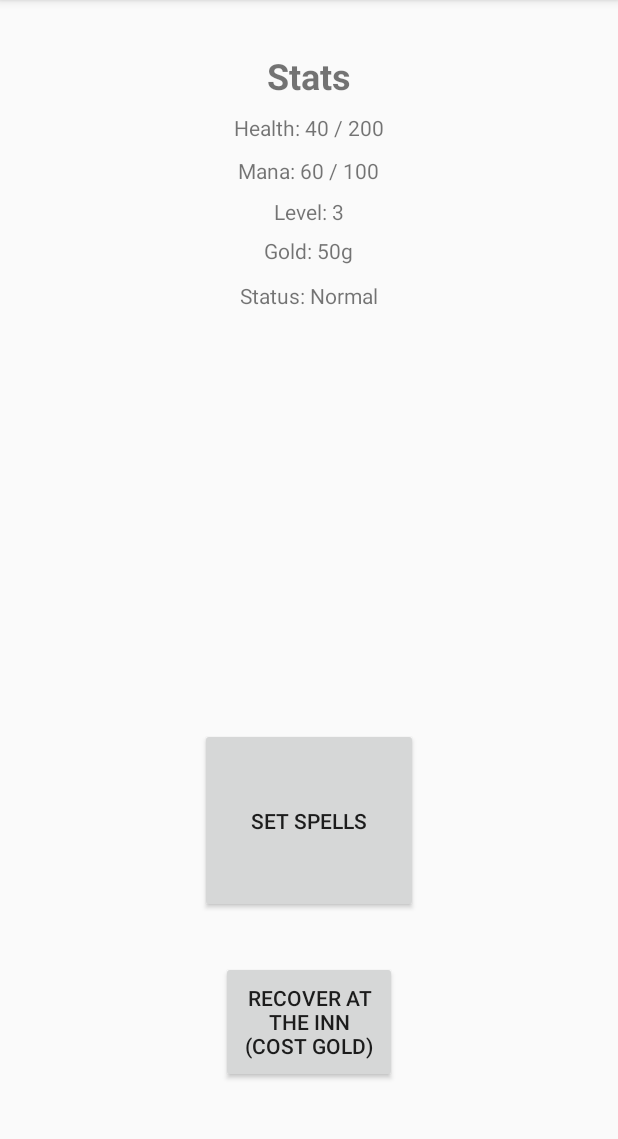
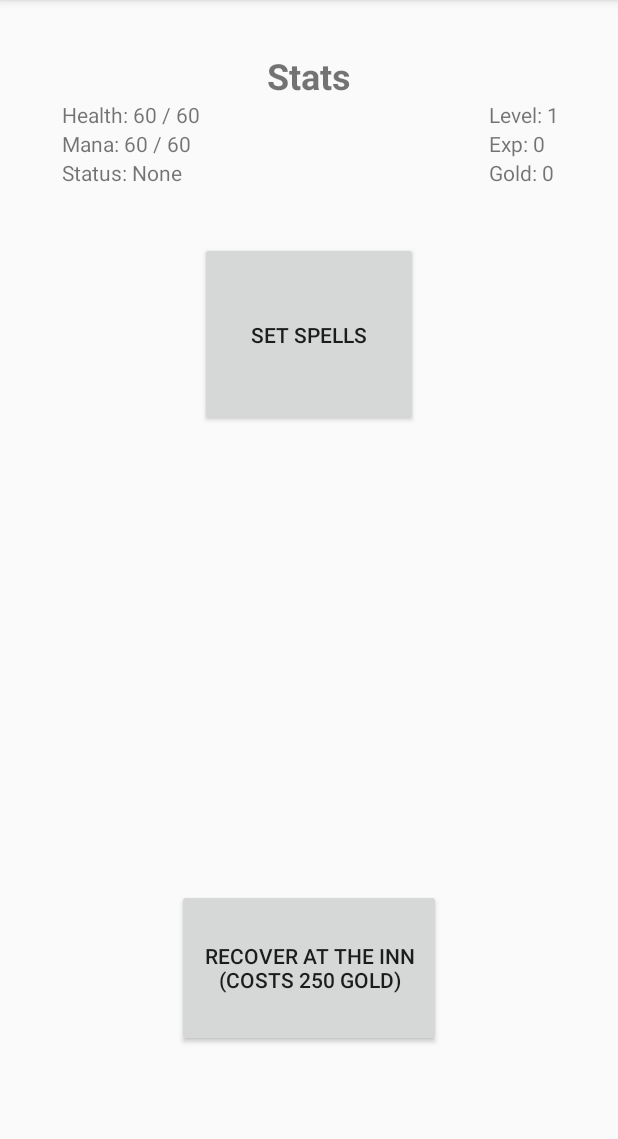
Before and after one commit to dylanalvarez1/RuneMaster, an Android app: the screen it shows after launch (AboutActivity), after a tap on "ABOUT", on a phone screen of 412 x 824 dp, the part 84-1223 px from its top. Run offline under Robolectric (Android 15) with nearby library versions, the phone set to English and light mode, and no system bars.

Commit message:
add more spells

```diff
--- a/app/src/main/java/com/example/geeksquad/midtermproject/AboutActivity.java
+++ b/app/src/main/java/com/example/geeksquad/midtermproject/AboutActivity.java
@@ -1,13 +1,58 @@
 package com.example.geeksquad.midtermproject;
 
+import android.content.Intent;
+import android.os.Handler;
 import android.support.v7.app.AppCompatActivity;
 import android.os.Bundle;
+import android.view.View;
+import android.widget.TextView;
 
 public class AboutActivity  extends ClosableActivity {
+    TextView playerHealth;
+    TextView playerLevel;
+    TextView playerMana;
+    TextView playerStatus;
+    TextView playerExp;
+    TextView playerGold;
+
 
     @Override
     protected void onCreate(Bundle savedInstanceState) {
         super.onCreate(savedInstanceState);
         setContentView(R.layout.activity_about);
+        findElements();
+        updateStats();
+    }
+
+    public void onSetSpells(View view) {
+        Intent i = new Intent(getBaseContext(), SetSpellActivity.class);
+        startActivity(i);
+    }
+
+    public void onRecoverAtIn(View view) {
+        if(SearchingActivity.player.gold - 250 >= 0) {
+            SearchingActivity.player.gold -= 250;
+            SearchingActivity.player.health = SearchingActivity.player.maxHealth;
+            SearchingActivity.player.mana = SearchingActivity.player.maxMana;
+            updateStats();
+        }
+    }
+
+    void findElements() {
+        playerHealth = findViewById(R.id.playerHealth);
+        playerLevel = findViewById(R.id.playerLevel);
+        playerMana = findViewById(R.id.playerMana);
+        playerStatus = findViewById(R.id.playerStatus);
+        playerExp = findViewById(R.id.playerExp);
+        playerGold = findViewById(R.id.playerGold);
+    }
+
+    void updateStats() { //update health, mana, status of enemy and player
+        playerHealth.setText("Health: " + Integer.toString(SearchingActivity.player.health) + " / " + Integer.toString(SearchingActivity.player.maxHealth));
+        playerMana.setText("Mana: " + Integer.toString(SearchingActivity.player.mana) + " / " + Integer.toString(SearchingActivity.player.maxMana));
+        playerStatus.setText("Status: " + SearchingActivity.player.status);
+        playerLevel.setText("Level: " + SearchingActivity.player.level);
+        playerGold.setText("Gold: " + SearchingActivity.player.gold);
+        playerExp.setText("Exp: " + SearchingActivity.player.exp);
     }
 }
--- a/app/src/main/java/com/example/geeksquad/midtermproject/LifeForm.java
+++ b/app/src/main/java/com/example/geeksquad/midtermproject/LifeForm.java
@@ -6,6 +6,10 @@ import java.util.Collection;
 public class LifeForm {
     public int health, mana, maxHealth, level, damage, def;
     public String name, status, type;
+    public int physicalMod;
+    public int accuracyMod;
+    public int defenseMod;
+    public int spellMod;
     public ArrayList<Spell> mySpells = new ArrayList<Spell>(3);
     public Spell loadedSpell = null;
 
@@ -18,6 +22,11 @@ public class LifeForm {
         this.def = def;
         this.status = status;
         this.type = type;
+
+        this.physicalMod = 1;
+        this.accuracyMod = 1;
+        this.defenseMod = 1;
+        this.spellMod = 1;
 
 
     }
@@ -57,8 +66,15 @@ public class LifeForm {
         return mySpells.get(index);
     }
 
+    public void clearModifiers() {
+        this.physicalMod = 1;
+        this.accuracyMod = 1;
+        this.defenseMod = 1;
+    }
+
     public void deathEvent() {
-        SearchingActivity.player.exp += this.level * 101;
+        SearchingActivity.player.exp += this.level * 10;
+        SearchingActivity.player.gold += this.level * 50;
     }
 
 }
--- a/app/src/main/java/com/example/geeksquad/midtermproject/SearchingActivity.java
+++ b/app/src/main/java/com/example/geeksquad/midtermproject/SearchingActivity.java
@@ -17,7 +17,7 @@ public class SearchingActivity  extends ClosableActivity {
         super.onCreate(savedInstanceState);
         setContentView(R.layout.activity_searching);
 
-        player = new Player("Player",60, 30, 1,100, 8, 0, "None", "Human");
+        player = new Player("Player",60, 60, 1,100, 8, 0, "None", "Human");
         fireball = new Spell("Fireball", "fire", 1, "burned");
         frostbolt = new Spell("Frostbolt", "ice", 1, "freezed");
         lightning = new Spell("Lightning", "electric", 1, "shocked");
--- a/app/src/main/res/layout/activity_about.xml
+++ b/app/src/main/res/layout/activity_about.xml
@@ -7,39 +7,38 @@
     tools:context=".AboutActivity">
 
     <TextView
-        android:id="@+id/textView12"
+        android:id="@+id/playerHealth"
         android:layout_width="wrap_content"
         android:layout_height="wrap_content"
-        android:layout_alignParentTop="true"
-        android:layout_centerHorizontal="true"
-        android:layout_marginTop="75dp"
+        android:layout_alignTop="@+id/playerLevel"
+        android:layout_toStartOf="@+id/button8"
         android:text="Health: 40 / 200" />
 
     <TextView
-        android:id="@+id/textView14"
+        android:id="@+id/playerMana"
         android:layout_width="wrap_content"
         android:layout_height="wrap_content"
-        android:layout_alignParentTop="true"
-        android:layout_centerHorizontal="true"
-        android:layout_marginTop="104dp"
+        android:layout_alignStart="@+id/playerHealth"
+        android:layout_below="@+id/playerHealth"
         android:text="Mana: 60 / 100" />
 
     <TextView
-        android:id="@+id/textView15"
+        android:id="@+id/playerLevel"
         android:layout_width="wrap_content"
         android:layout_height="wrap_content"
-        android:layout_alignParentTop="true"
-        android:layout_centerHorizontal="true"
-        android:layout_marginTop="131dp"
+        android:layout_alignParentEnd="true"
+        android:layout_below="@+id/textView16"
+        android:layout_marginEnd="39dp"
         android:text="Level: 3" />
 
     <Button
         android:id="@+id/button8"
         android:layout_width="145dp"
         android:layout_height="123dp"
-        android:layout_alignParentBottom="true"
+        android:layout_alignParentTop="true"
         android:layout_centerHorizontal="true"
-        android:layout_marginBottom="159dp"
+        android:layout_marginTop="161dp"
+        android:onClick="onSetSpells"
         android:text="Set Spells" />
 
     <TextView
@@ -54,29 +53,36 @@
         android:textStyle="bold" />
 
     <TextView
-        android:id="@+id/textView17"
+        android:id="@+id/playerStatus"
         android:layout_width="wrap_content"
         android:layout_height="wrap_content"
-        android:layout_alignParentTop="true"
-        android:layout_centerHorizontal="true"
-        android:layout_marginTop="187dp"
+        android:layout_alignStart="@+id/playerHealth"
+        android:layout_below="@+id/playerMana"
         android:text="Status: Normal" />
 
     <TextView
-        android:id="@+id/textView18"
+        android:id="@+id/playerGold"
         android:layout_width="wrap_content"
         android:layout_height="wrap_content"
-        android:layout_alignParentTop="true"
-        android:layout_centerHorizontal="true"
-        android:layout_marginTop="157dp"
+        android:layout_alignStart="@+id/playerLevel"
+        android:layout_below="@+id/playerMana"
         android:text="Gold: 50g" />
 
     <Button
         android:id="@+id/button9"
-        android:layout_width="117dp"
-        android:layout_height="81dp"
+        android:layout_width="176dp"
+        android:layout_height="105dp"
         android:layout_alignParentBottom="true"
         android:layout_centerHorizontal="true"
-        android:layout_marginBottom="46dp"
-        android:text="Recover at the inn (cost gold)" />
+        android:layout_marginBottom="70dp"
+        android:onClick="onRecoverAtIn"
+        android:text="Recover at the inn (costs 250 gold)" />
+
+    <TextView
+        android:id="@+id/playerExp"
+        android:layout_width="wrap_content"
+        android:layout_height="wrap_content"
+        android:layout_alignStart="@+id/playerLevel"
+        android:layout_alignTop="@+id/playerMana"
+        android:text="Exp: 50" />
 </RelativeLayout>
```
Also changed, not shown: app/src/main/java/com/example/geeksquad/midtermproject/BattleActivity.java (+5 -2 lines), app/src/main/java/com/example/geeksquad/midtermproject/Player.java (+14 -6 lines), app/src/main/java/com/example/geeksquad/midtermproject/SetSpellActivity.java (+26 -0 lines), app/src/main/java/com/example/geeksquad/midtermproject/Spell.java (+37 -18 lines).
